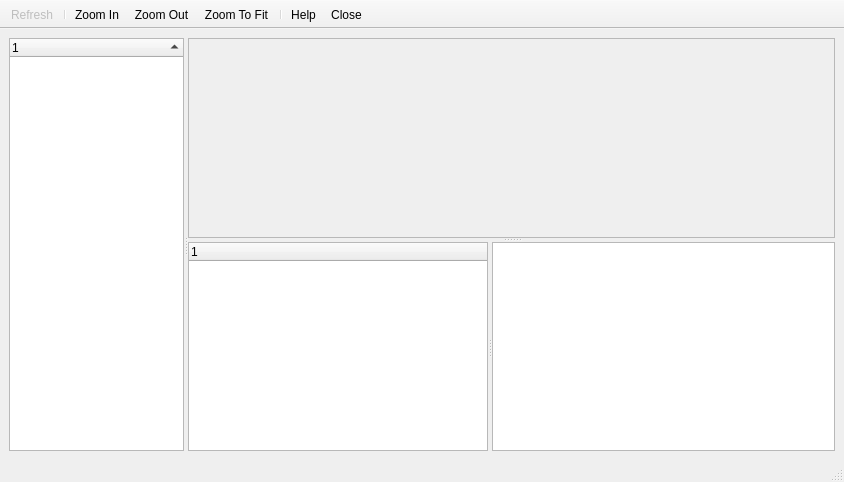
Above: src/gui/network/netviewer.ui from a-ilin/vidalia before the change. Below: the same form after it.
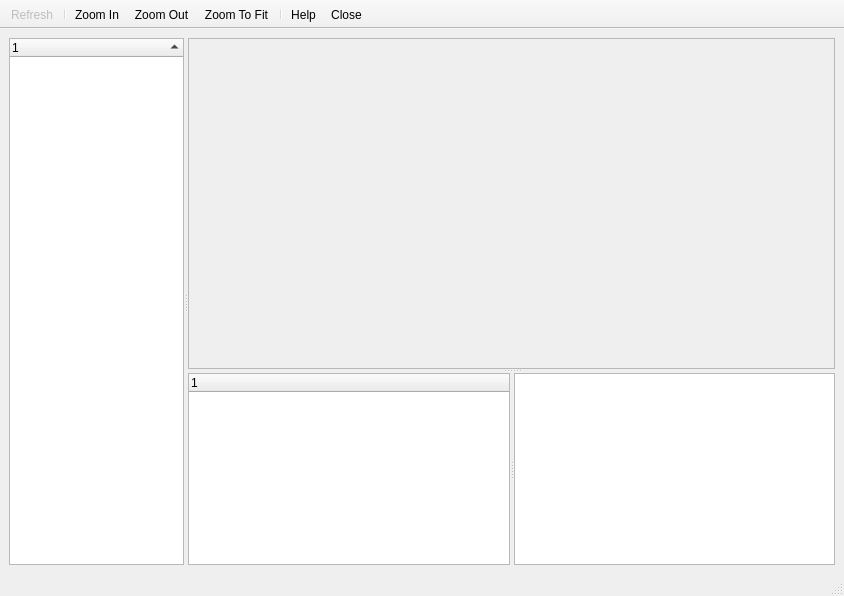
That is the form after the change. Icons and pictures are not drawn. Custom widgets are drawn as their Qt base class.

Commit message:
r2204@lysithea:  edmanm | 2007-10-23 00:54:50 -0400  Fix a network map bug where the circuit list and the relay details text box  would cover up the map the first time the window was displayed. Also tweak the  resize behavior so making the window bigger makes the map bigger, instead of  the two bottom boxes. Apparently Designer also saw fit to shimmy around some  other lines, too.
svn:r2073

Diff of the .ui file:
```diff
--- a/src/gui/network/netviewer.ui
+++ b/src/gui/network/netviewer.ui
@@ -9,7 +9,7 @@
     <x>0</x>
     <y>0</y>
     <width>844</width>
-    <height>482</height>
+    <height>596</height>
    </rect>
   </property>
   <property name="sizePolicy" >
@@ -83,7 +83,7 @@
        <property name="sizePolicy" >
         <sizepolicy>
          <hsizetype>5</hsizetype>
-         <vsizetype>7</vsizetype>
+         <vsizetype>5</vsizetype>
          <horstretch>100</horstretch>
          <verstretch>0</verstretch>
         </sizepolicy>
@@ -103,13 +103,13 @@
           <hsizetype>7</hsizetype>
           <vsizetype>7</vsizetype>
           <horstretch>100</horstretch>
-          <verstretch>0</verstretch>
+          <verstretch>100</verstretch>
          </sizepolicy>
         </property>
         <property name="minimumSize" >
          <size>
           <width>400</width>
-          <height>200</height>
+          <height>300</height>
          </size>
         </property>
         <property name="contextMenuPolicy" >
@@ -144,9 +144,9 @@
         <property name="sizePolicy" >
          <sizepolicy>
           <hsizetype>7</hsizetype>
-          <vsizetype>5</vsizetype>
+          <vsizetype>1</vsizetype>
           <horstretch>100</horstretch>
-          <verstretch>100</verstretch>
+          <verstretch>1</verstretch>
          </sizepolicy>
         </property>
         <property name="contextMenuPolicy" >
@@ -162,8 +162,8 @@
          <property name="sizePolicy" >
           <sizepolicy>
            <hsizetype>5</hsizetype>
-           <vsizetype>7</vsizetype>
-           <horstretch>1</horstretch>
+           <vsizetype>5</vsizetype>
+           <horstretch>100</horstretch>
            <verstretch>100</verstretch>
           </sizepolicy>
          </property>
@@ -187,7 +187,7 @@
          <property name="sizePolicy" >
           <sizepolicy>
            <hsizetype>5</hsizetype>
-           <vsizetype>7</vsizetype>
+           <vsizetype>5</vsizetype>
            <horstretch>100</horstretch>
            <verstretch>100</verstretch>
           </sizepolicy>
@@ -205,16 +205,7 @@
     </item>
    </layout>
   </widget>
-  <widget class="QStatusBar" name="statusbar" >
-   <property name="geometry" >
-    <rect>
-     <x>0</x>
-     <y>458</y>
-     <width>844</width>
-     <height>24</height>
-    </rect>
-   </property>
-  </widget>
+  <widget class="QStatusBar" name="statusbar" />
   <widget class="QToolBar" name="toolBar" >
    <property name="contextMenuPolicy" >
     <enum>Qt::NoContextMenu</enum>
```
Left out of the diff: 64 changed lines with no effect on the pictures.
